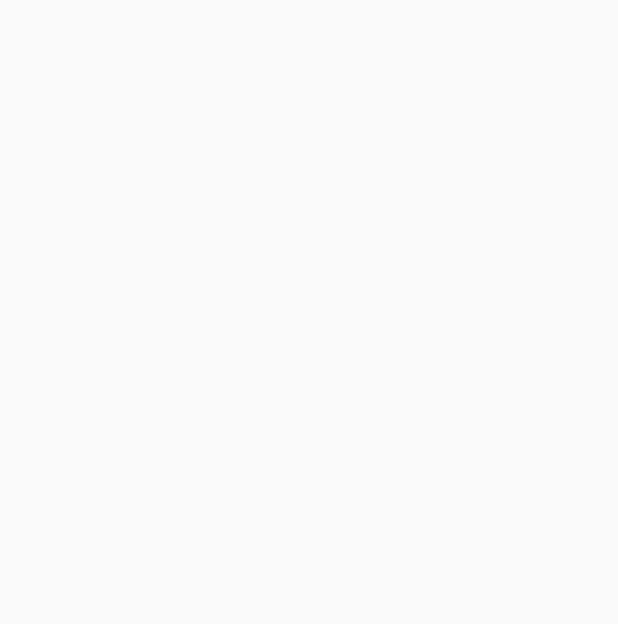
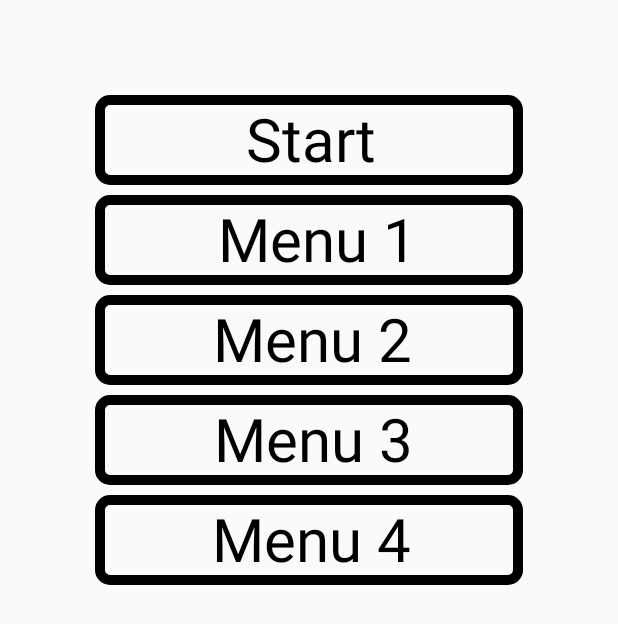
Before and after one commit to dontsleep404/shitgame, an Android app: the screen it shows after launch (MainActivity), on a phone screen of 412 x 824 dp. Before the commit the part shown is empty. Shown: the top 624 px of the screen. Run offline under Robolectric (Android 15) with nearby library versions, the phone set to English and light mode, and no system bars.

Commit message:
Update Menu

```diff
--- a/app/src/main/java/com/example/myapplication/helper/game/Game.kt
+++ b/app/src/main/java/com/example/myapplication/helper/game/Game.kt
@@ -5,7 +5,9 @@ import com.example.myapplication.helper.ui.Panel
 
 class Game(x: Float, y: Float, width: Float, height: Float) : Panel(x, y, width, height) {
     init {
-        GameActivity.currentScreen = GameScreen(x, y, width, height)
+        GameActivity.height = height
+        GameActivity.width = width
+        GameActivity.currentScreen = MenuScreen(x, y, width, height)
     }
     override fun update() {
         GameActivity.currentScreen?.update()
@@ -38,5 +40,7 @@ class Game(x: Float, y: Float, width: Float, height: Float) : Panel(x, y, width,
 class GameActivity{
     companion object{
         var currentScreen : Panel? = null
+        var width : Float = 0f
+        var height : Float = 0f
     }
 }
--- a/app/src/main/java/com/example/myapplication/helper/game/MenuScreen.kt
+++ b/app/src/main/java/com/example/myapplication/helper/game/MenuScreen.kt
@@ -1,13 +1,27 @@
 package com.example.myapplication.helper.game
 
 import android.graphics.Canvas
+import android.graphics.Color
+import android.graphics.Paint
+import android.graphics.Rect
 import com.example.myapplication.helper.ui.Panel
 
 class MenuScreen(x: Float, y: Float, width: Float, height: Float) : Panel(x, y, width, height) {
-    var menus : ArrayList<Menu> = arrayListOf()
     init{
-        menus.add(Menu("Exit") {
-            println(3)
+        addChild(Menu(100f, 100f, width - 200f, 80f, "Start"){
+            GameActivity.currentScreen = GameScreen(0f, 0f, GameActivity.width, GameActivity.height)
+        })
+        addChild(Menu(100f, 200f, width - 200f, 80f, "Menu 1"){
+            println("Menu 1")
+        })
+        addChild(Menu(100f, 300f, width - 200f, 80f, "Menu 2"){
+            println("Menu 2")
+        })
+        addChild(Menu(100f, 400f, width - 200f, 80f, "Menu 3"){
+            println("Menu 3")
+        })
+        addChild(Menu(100f, 500f, width - 200f, 80f, "Menu 4"){
+            println("Menu 4")
         })
     }
 
@@ -18,5 +32,26 @@ class MenuScreen(x: Float, y: Float, width: Float, height: Float) : Panel(x, y,
     override fun onTouchUp(x: Float, y: Float) {
         super.onTouchUp(x, y)
     }
+
+    override fun breakTouch(): Boolean {
+        return false
+    }
 }
-class Menu(var title: String, var action: () -> Unit){}
+class Menu(x: Float, y: Float, width: Float, height: Float,var title: String, var action : () -> Unit) : Panel(x, y, width, height) {
+    override fun render(canvas: Canvas) {
+        var paint = Paint()
+        paint.strokeWidth = 10f
+        paint.style = Paint.Style.STROKE
+        paint.color = Color.BLACK
+        paint.textSize = 60f
+        canvas.drawRoundRect(0f, 0f, width, height, 10f, 10f, paint)
+
+        paint.style = Paint.Style.FILL
+        var bounds = Rect()
+        paint.getTextBounds(title, 0, title.length, bounds)
+        canvas.drawText(title,width /2 - bounds.width() / 2 , height/2 + bounds.height()/2, paint)
+    }
+    override fun onTouchUp(x: Float, y: Float) {
+        action()
+    }
+}
--- a/app/src/main/java/com/example/myapplication/helper/ui/Panel.kt
+++ b/app/src/main/java/com/example/myapplication/helper/ui/Panel.kt
@@ -9,7 +9,13 @@ open class Panel (var x : Float, var y : Float, var width : Float, var height :
         for(child in childs) child.update()
     }
     open fun render(canvas : Canvas){
-        for(child in childs) child.render(canvas)
+
+        for(child in childs) {
+            canvas.translate(child.x, child.y)
+            child.render(canvas)
+            canvas.translate(-child.x, -child.y)
+        }
+
     }
     fun addChild(child: Panel){
         childs.add(child)
```
